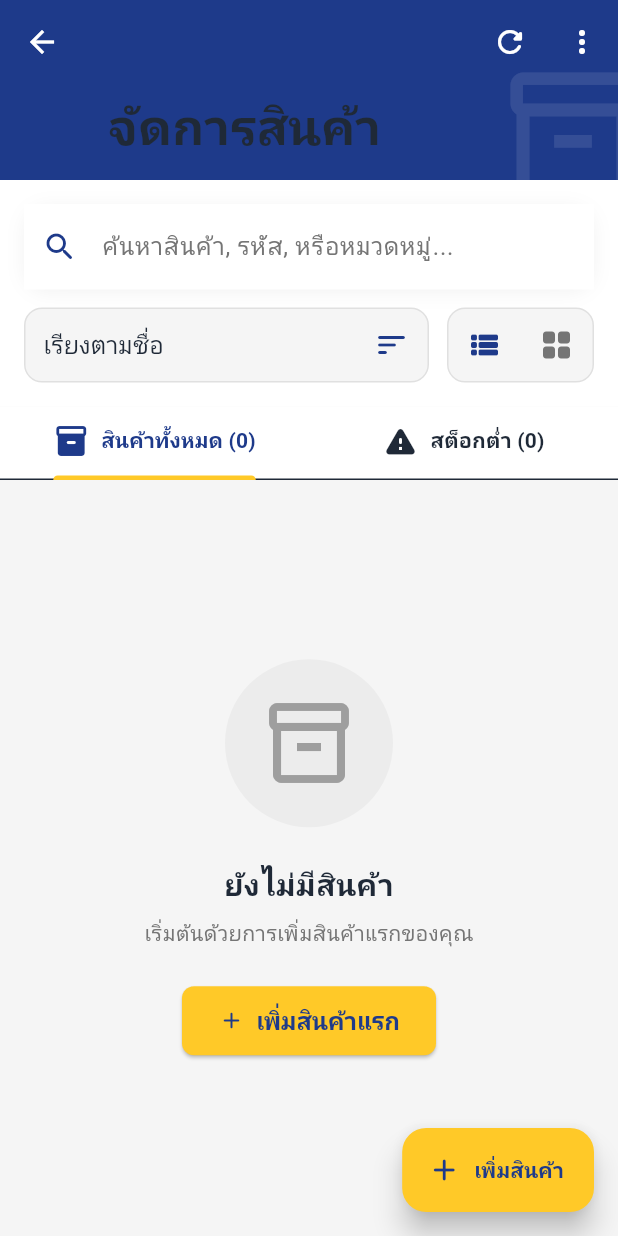
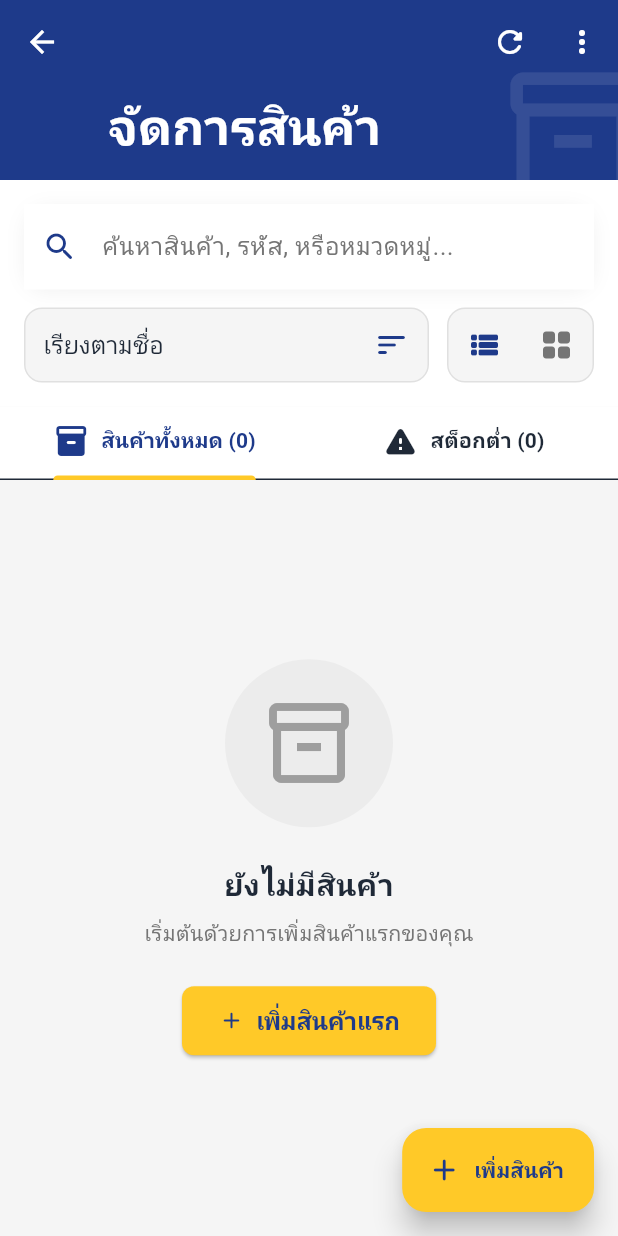
Before and after one commit to ChornChhery/Jame, a Flutter app: the ProductsScreen screen opened directly, on a phone screen of 412 x 824 dp. Run offline on Flutter 3.47's test engine with Material 3 defaults, Android fonts, the phone set to English and light mode, and no system bars; our stand-ins replace fl_chart, flutter_dotenv, pdf, printing, qr_flutter, share_plus; missing offline and left inert: mobile_scanner, mysql1; accounts and stored records are empty.

Commit message:
Change color

```diff
--- a/lib/screens/products_screen.dart
+++ b/lib/screens/products_screen.dart
@@ -164,8 +164,13 @@ class _ProductsScreenState extends State<ProductsScreen> with TickerProviderStat
       backgroundColor: AppConstants.primaryDarkBlue,
       foregroundColor: Colors.white,
       flexibleSpace: FlexibleSpaceBar(
-        title: const Text('จัดการสินค้า',
-          style: TextStyle(fontWeight: FontWeight.w600)),
+        title: const Text(
+          'จัดการสินค้า',
+          style: TextStyle(
+            fontWeight: FontWeight.w600,
+            color: Colors.white, // Explicitly set text color to white
+          ),
+        ),
         background: Container(
           decoration: BoxDecoration(
             gradient: LinearGradient(
```
